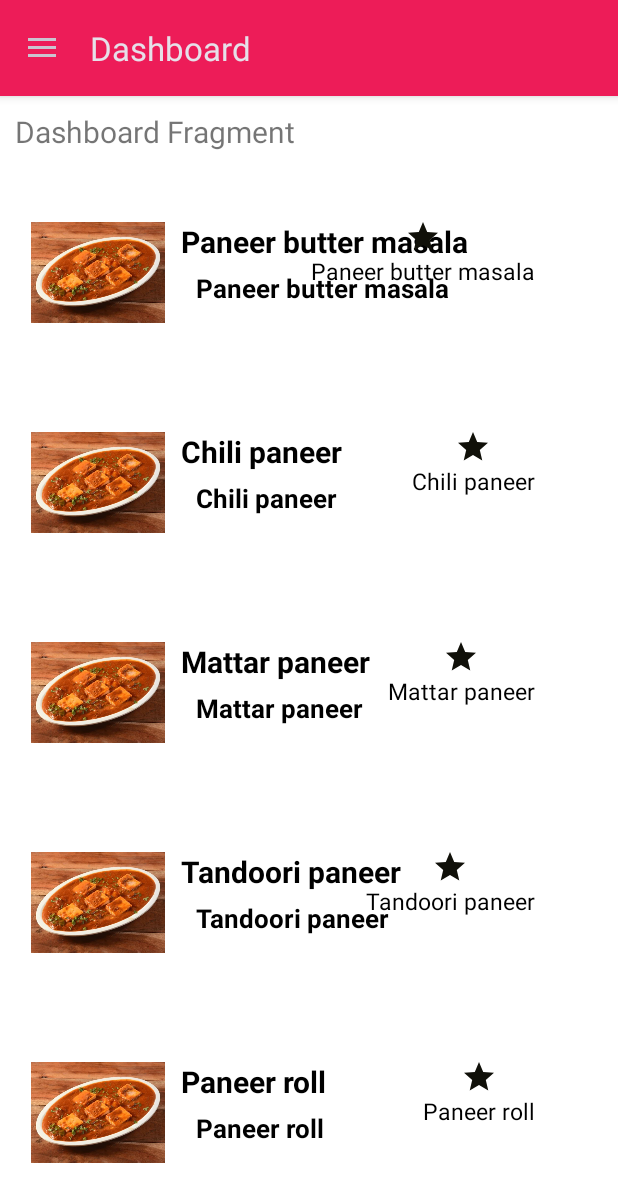
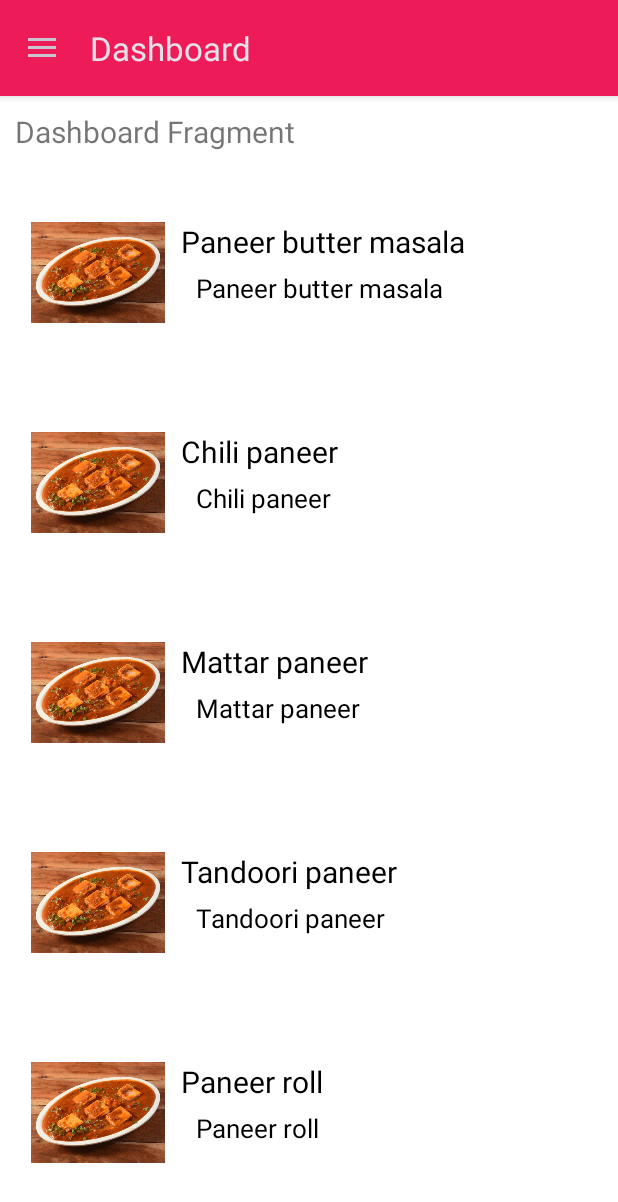
Before and after one commit to abhi-roy1411/Foodies-App-Prototype, an Android app: the DashboardFragment screen opened directly, with no data from a screen before it, on a phone screen of 412 x 824 dp. Shown: the top 1202 px of the screen. Run offline under Robolectric (Android 15) with nearby library versions, the phone set to English and light mode, and no system bars.

Commit message:
Foodies App Prototype

```diff
--- a/app/src/main/java/com/example/foodies/adapter/DashboardRecyclerAdapter.kt
+++ b/app/src/main/java/com/example/foodies/adapter/DashboardRecyclerAdapter.kt
@@ -14,7 +14,6 @@ class DashboardRecyclerAdapter(val context: Context , val itemList: ArrayList<St
     class DashboardViewHolder(view: View): RecyclerView.ViewHolder(view){
         val textView: TextView = view.findViewById(R.id.Item1)
         val Price = view.findViewById<TextView>(R.id.price)
-        val Rating = view.findViewById<TextView>(R.id.rating)
     }
 
     override fun onCreateViewHolder(parent: ViewGroup, viewType: Int): DashboardViewHolder {
@@ -30,6 +29,5 @@ class DashboardRecyclerAdapter(val context: Context , val itemList: ArrayList<St
         val text = itemList[position]
         holder.textView.text = text
         holder.Price.text = text
-        holder.Rating.text = text
     }
 }
--- a/app/src/main/res/layout/recycler_dashboard_single_row.xml
+++ b/app/src/main/res/layout/recycler_dashboard_single_row.xml
@@ -14,7 +14,7 @@
         android:padding="5dp"/>
 
     <RelativeLayout
-        android:layout_width="wrap_content"
+        android:layout_width="match_parent"
         android:layout_height="wrap_content">
 
     <TextView
@@ -23,7 +23,6 @@
         android:layout_height="wrap_content"
         android:textSize="20sp"
         android:padding="5dp"
-        android:textStyle="bold"
         android:textColor="#000000"
         android:text="@string/paneer_butter_masala"
         android:layout_marginTop="15dp"/>
@@ -34,23 +33,9 @@
             android:layout_height="wrap_content"
             android:layout_below="@+id/Item1"
             android:text="@string/rs_140"
-            android:textStyle="bold"
             android:textSize="17sp"
             android:textColor="#000000"
             android:layout_marginStart="15dp"/>
-
-        <TextView
-            android:id="@+id/rating"
-            android:layout_width="wrap_content"
-            android:layout_height="wrap_content"
-            android:layout_alignParentTop="true"
-            android:layout_alignParentEnd="true"
-            android:layout_marginTop="19dp"
-            android:layout_marginEnd="40dp"
-            android:text="@string/_4_5"
-            android:textSize="15sp"
-            android:textColor="#000000"
-            app:drawableTopCompat="@drawable/rating" />
     </RelativeLayout>
 
 </LinearLayout>
--- a/build.gradle
+++ b/build.gradle
@@ -1,6 +1,6 @@
 // Top-level build file where you can add configuration options common to all sub-projects/modules.
 plugins {
-    id 'com.android.application' version '8.3.0' apply false
-    id 'com.android.library' version '8.3.0' apply false
+    id 'com.android.application' version '8.4.0' apply false
+    id 'com.android.library' version '8.4.0' apply false
     id 'org.jetbrains.kotlin.android' version '1.8.20' apply false
 }
```
Also changed, not shown: gradle/wrapper/gradle-wrapper.properties.
